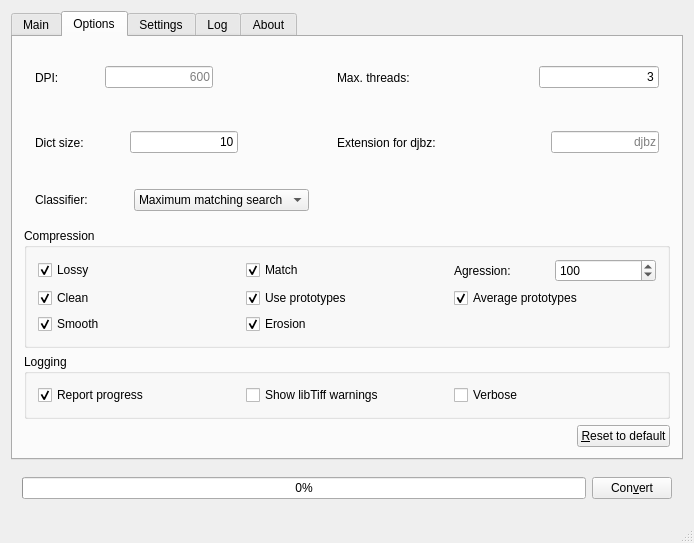
The window that mainwindow.ui (trufanov-nok/minidjvu-mod-gui) describes before a commit, drawn with Qt 5.
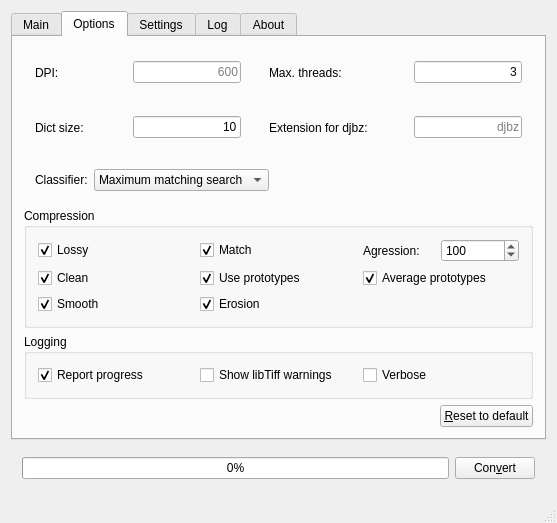
The same window after the commit. The open tabs and pages were chosen to show the change.

Commit message: Autodetect encoder options Plus some improvements

What changed in the file:
```diff
--- a/mainwindow.ui
+++ b/mainwindow.ui
@@ -6,8 +6,8 @@
    <rect>
     <x>0</x>
     <y>0</y>
-    <width>694</width>
-    <height>543</height>
+    <width>557</width>
+    <height>523</height>
    </rect>
   </property>
   <property name="windowTitle">
@@ -151,11 +151,15 @@
        <attribute name="title">
         <string>Options</string>
        </attribute>
-       <layout class="QFormLayout" name="formLayout_2">
-        <item row="0" column="0">
+       <layout class="QVBoxLayout" name="verticalLayout_10">
+        <item>
+         <layout class="QHBoxLayout" name="horizontalLayout_13">
+          <item>
+           <layout class="QVBoxLayout" name="verticalLayout_8">
+            <item>
          <widget class="QWidget" name="widget_5" native="true">
           <property name="sizePolicy">
-           <sizepolicy hsizetype="Preferred" vsizetype="Expanding">
+               <sizepolicy hsizetype="Expanding" vsizetype="MinimumExpanding">
             <horstretch>0</horstretch>
             <verstretch>0</verstretch>
            </sizepolicy>
@@ -173,6 +177,9 @@
              <property name="orientation">
               <enum>Qt::Horizontal</enum>
              </property>
+                 <property name="sizeType">
+                  <enum>QSizePolicy::MinimumExpanding</enum>
+                 </property>
              <property name="sizeHint" stdset="0">
               <size>
                <width>40</width>
@@ -206,43 +213,7 @@
           </layout>
          </widget>
         </item>
-        <item row="0" column="1">
-         <widget class="QWidget" name="widget_7" native="true">
-          <layout class="QHBoxLayout" name="horizontalLayout_8">
            <item>
-            <widget class="QLabel" name="lblThreads">
-             <property name="text">
-              <string>Max. threads: </string>
-             </property>
-            </widget>
-           </item>
-           <item>
-            <spacer name="horizontalSpacer_5">
-             <property name="orientation">
-              <enum>Qt::Horizontal</enum>
-             </property>
-             <property name="sizeHint" stdset="0">
-              <size>
-               <width>40</width>
-               <height>20</height>
-              </size>
-             </property>
-            </spacer>
-           </item>
-           <item>
-            <widget class="QLineEdit" name="edMaxThreads">
-             <property name="text">
-              <string>3</string>
-             </property>
-             <property name="alignment">
-              <set>Qt::AlignRight|Qt::AlignTrailing|Qt::AlignVCenter</set>
-             </property>
-            </widget>
-           </item>
-          </layout>
-         </widget>
-        </item>
-        <item row="1" column="0">
          <widget class="QWidget" name="widget_6" native="true">
           <property name="sizePolicy">
            <sizepolicy hsizetype="Preferred" vsizetype="Expanding">
@@ -296,7 +267,47 @@
           </layout>
          </widget>
         </item>
-        <item row="1" column="1">
+           </layout>
+          </item>
+          <item>
+           <layout class="QVBoxLayout" name="verticalLayout_9">
+            <item>
+             <widget class="QWidget" name="widget_7" native="true">
+              <layout class="QHBoxLayout" name="horizontalLayout_8">
+               <item>
+                <widget class="QLabel" name="lblThreads">
+                 <property name="text">
+                  <string>Max. threads: </string>
+                 </property>
+                </widget>
+               </item>
+               <item>
+                <spacer name="horizontalSpacer_5">
+                 <property name="orientation">
+                  <enum>Qt::Horizontal</enum>
+                 </property>
+                 <property name="sizeHint" stdset="0">
+                  <size>
+                   <width>40</width>
+                   <height>20</height>
+                  </size>
+                 </property>
+                </spacer>
+               </item>
+               <item>
+                <widget class="QLineEdit" name="edMaxThreads">
+                 <property name="text">
+                  <string>3</string>
+                 </property>
+                 <property name="alignment">
+                  <set>Qt::AlignRight|Qt::AlignTrailing|Qt::AlignVCenter</set>
+                 </property>
+                </widget>
+               </item>
+              </layout>
+             </widget>
+            </item>
+            <item>
          <widget class="QWidget" name="widget_8" native="true">
           <layout class="QHBoxLayout" name="horizontalLayout_9">
            <item>
@@ -338,7 +349,11 @@
           </layout>
          </widget>
         </item>
-        <item row="2" column="0">
+           </layout>
+          </item>
+         </layout>
+        </item>
+        <item>
          <widget class="QWidget" name="widget_3" native="true">
           <property name="sizePolicy">
            <sizepolicy hsizetype="Preferred" vsizetype="Preferred">
@@ -354,19 +369,6 @@
              </property>
             </widget>
            </item>
-           <item>
-            <spacer name="horizontalSpacer_7">
-             <property name="orientation">
-              <enum>Qt::Horizontal</enum>
-             </property>
-             <property name="sizeHint" stdset="0">
-              <size>
-               <width>40</width>
-               <height>20</height>
-              </size>
-             </property>
-            </spacer>
-           </item>
            <item>
             <widget class="QComboBox" name="cbClassifier">
              <property name="sizePolicy">
@@ -395,10 +397,23 @@
              </item>
             </widget>
            </item>
+           <item>
+            <spacer name="horizontalSpacer_7">
+             <property name="orientation">
+              <enum>Qt::Horizontal</enum>
+             </property>
+             <property name="sizeHint" stdset="0">
+              <size>
+               <width>40</width>
+               <height>20</height>
+              </size>
+             </property>
+            </spacer>
+           </item>
           </layout>
          </widget>
         </item>
-        <item row="4" column="0" colspan="2">
+        <item>
          <widget class="QGroupBox" name="gbCompression">
           <property name="title">
            <string>Compression</string>
@@ -542,7 +557,7 @@
           </layout>
          </widget>
         </item>
-        <item row="5" column="0" colspan="2">
+        <item>
          <widget class="QGroupBox" name="gbLogging">
           <property name="title">
            <string>Logging</string>
@@ -584,7 +599,7 @@
           </layout>
          </widget>
         </item>
-        <item row="6" column="1">
+        <item>
          <widget class="QWidget" name="widget_2" native="true">
           <layout class="QHBoxLayout" name="horizontalLayout_12">
            <property name="spacing">
```
Left out of the diff: 25 changed lines with no effect on the pictures. Lines whose indentation alone changed are shown as unchanged. The commit also changes 2 other files.
